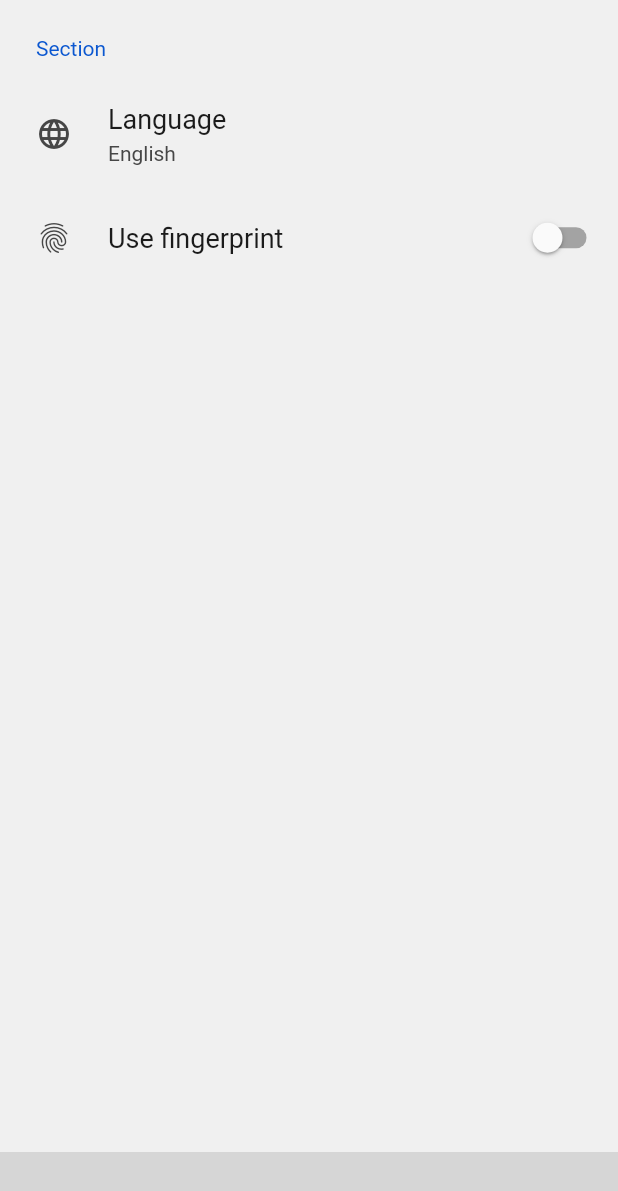
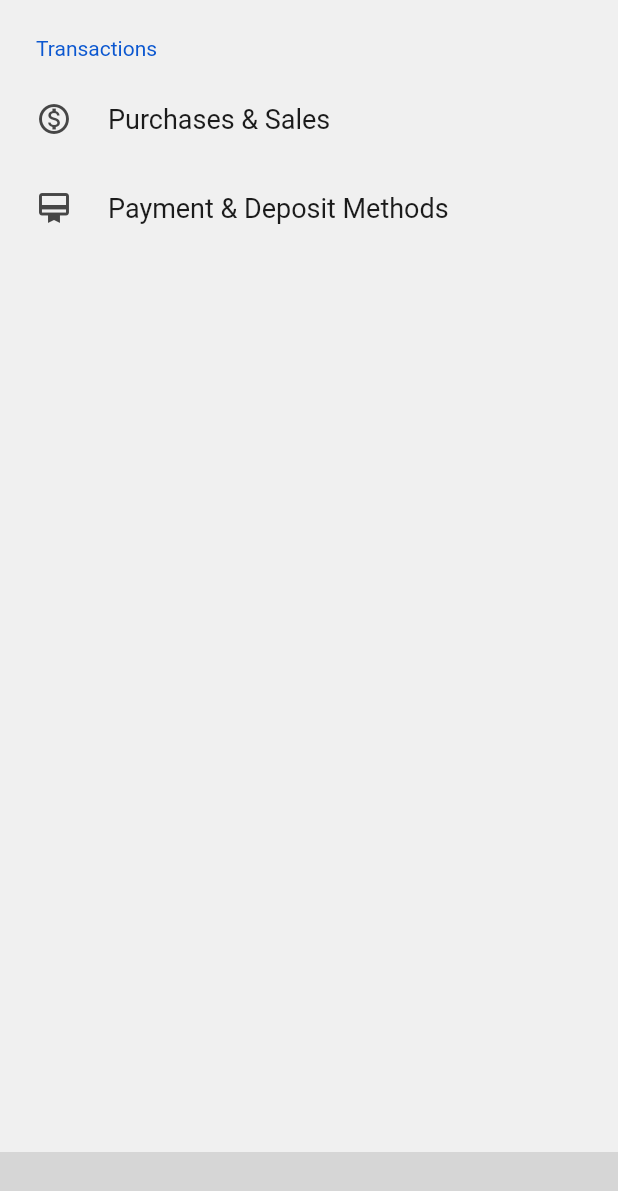
Before and after one commit to amartyanambiar/secondbuy, a Flutter app: the SettingsScreen screen opened by its route, on a phone screen of 412 x 824 dp. Shown: the top 1191 px of the screen. Run offline on Flutter 3.47's test engine with Material 2 defaults, Android fonts, the phone set to English and light mode, and no system bars; drawn by our look-alikes of settings_ui; our stand-ins replace animated_splash_screen; missing offline and left inert: fancy_bar; grey boxes are pictures that could not be loaded.

Commit message:
settings

```diff
--- a/lib/bar/navbar.dart
+++ b/lib/bar/navbar.dart
@@ -48,6 +48,11 @@ class _NavBarState extends State<NavBar> {
           // Navigator.pushNamed(context, 'secondbuy/');
         }
         if (index == 3) {
+          FancyItem(
+            textColor: Colors.green,
+            title: 'Account',
+            icon: null,
+          );
           Navigator.pushNamed(context, 'secondbuy/Settings');
         }
       },
--- a/lib/settings.dart
+++ b/lib/settings.dart
@@ -19,19 +19,18 @@ class _SettingsScreenState extends State<SettingsScreen> {
         body: SettingsList(
           sections: [
             SettingsSection(
-              title: 'Section',
+              title: 'Transactions',
               tiles: [
                 SettingsTile(
-                  title: 'Language',
-                  subtitle: 'English',
-                  leading: Icon(Icons.language),
+                  title: 'Purchases & Sales',
+                  leading: Icon(Icons.monetization_on_outlined),
                   onPressed: (BuildContext context) {},
                 ),
-                SettingsTile.switchTile(
-                  title: 'Use fingerprint',
-                  leading: Icon(Icons.fingerprint),
-                  switchValue: value,
-                  onToggle: (bool value) {},
+                SettingsTile(
+                  title: 'Payment & Deposit Methods',
+                  leading: Icon(Icons.wallet_membership_outlined),
+                  onPressed: (BuildContext context) {},
+                  // onToggle: (bool value) {},
                 ),
               ],
             ),
```
